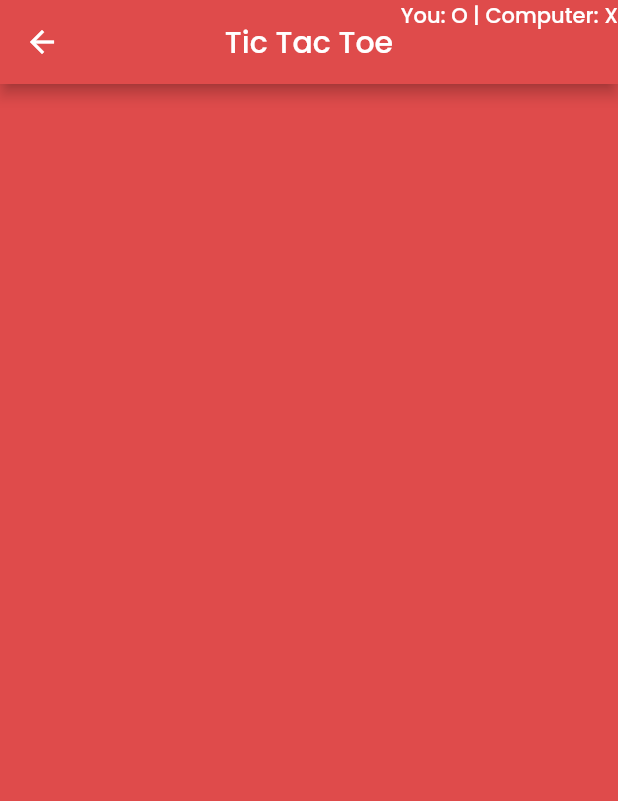
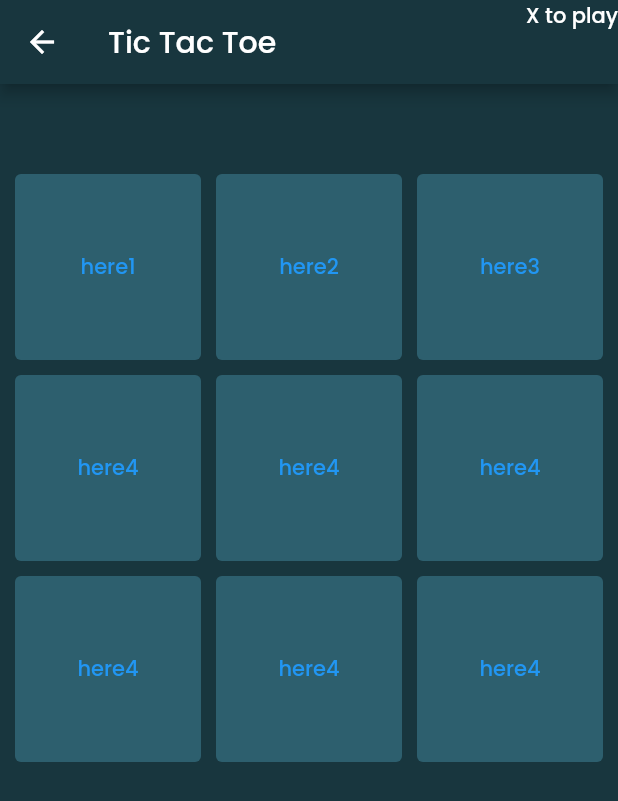
Before and after one commit to soulninja-dev/Tic-tac-toe, a Flutter app: the screen it shows after launch, after a tap on "Play Now", on a phone screen of 412 x 824 dp. Shown: the top 801 px of the screen. Run offline on Flutter 3.47's test engine with Material 2 defaults, Android fonts, the phone set to English and light mode, and no system bars.

Commit message:
🌈 got colors working and grid

```diff
--- a/lib/constants.dart
+++ b/lib/constants.dart
@@ -1,3 +1,3 @@
 import 'package:flutter/material.dart';
 
-Color bg = const Color.fromRGBO(223, 75, 75, 1.0);
+Color bg = new Color(0xff18363E);
--- a/lib/main.dart
+++ b/lib/main.dart
@@ -17,7 +17,14 @@ class MyApp extends StatelessWidget {
     return MaterialApp(
       debugShowCheckedModeBanner: false,
       title: "Tic Tac Toe",
-      theme: ThemeData(fontFamily: 'Poppins'),
+      theme: ThemeData(
+        fontFamily: 'Poppins',
+        textButtonTheme: TextButtonThemeData(
+          style: TextButton.styleFrom(
+            backgroundColor: new Color(0xff2D5F6E),
+          ),
+        ),
+      ),
 
       // routes
       initialRoute: '/',
--- a/lib/pages/game_page.dart
+++ b/lib/pages/game_page.dart
@@ -7,19 +7,62 @@ class GamePage extends StatefulWidget {
 }
 
 class _GamePageState extends State<GamePage> {
+  static const toPlay = "X";
   @override
   Widget build(BuildContext context) {
     return Scaffold(
-      body: GridView.count(
-        crossAxisCount: 3,
+      body: Padding(
+        padding: const EdgeInsets.fromLTRB(10, 60, 10, 0),
+        child: GridView.count(
+          crossAxisSpacing: 10.0,
+          mainAxisSpacing: 10.0,
+          crossAxisCount: 3,
+          children: <Widget>[
+            TextButton(
+              onPressed: () => print("pressed 1"),
+              child: Text("here1"),
+            ),
+            TextButton(
+              onPressed: () => print("pressed 2"),
+              child: Text("here2"),
+            ),
+            TextButton(
+              onPressed: () => print("pressed 3"),
+              child: Text("here3"),
+            ),
+            TextButton(
+              onPressed: () => print("pressed 4"),
+              child: Text("here4"),
+            ),
+            TextButton(
+              onPressed: () => print("pressed 5"),
+              child: Text("here4"),
+            ),
+            TextButton(
+              onPressed: () => print("pressed 6"),
+              child: Text("here4"),
+            ),
+            TextButton(
+              onPressed: () => print("pressed 7"),
+              child: Text("here4"),
+            ),
+            TextButton(
+              onPressed: () => print("pressed 8"),
+              child: Text("here4"),
+            ),
+            TextButton(
+              onPressed: () => print("pressed 9"),
+              child: Text("here4"),
+            ),
+          ],
+        ),
       ),
       backgroundColor: bg,
       appBar: AppBar(
         backgroundColor: bg,
-        centerTitle: true,
         title: Text("Tic Tac Toe"),
         actions: [
-          Text("You: O | Computer: X"),
+          Text("$toPlay to play"),
         ],
       ),
     );
--- a/lib/pages/home_page.dart
+++ b/lib/pages/home_page.dart
@@ -30,7 +30,7 @@ class HomePage extends StatelessWidget {
                   Text(
                     "Tic Tac Toe",
                     style: TextStyle(
-                      fontSize: 60,
+                      fontSize: 55,
                       color: Colors.black,
                       shadows: [
                         Shadow(
```
